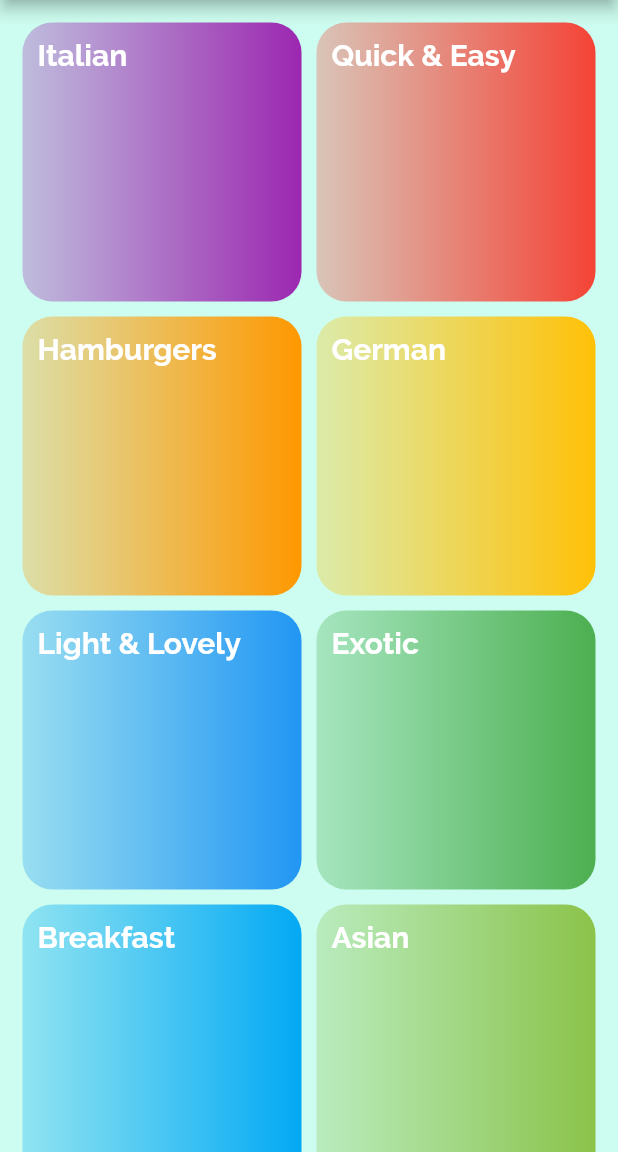
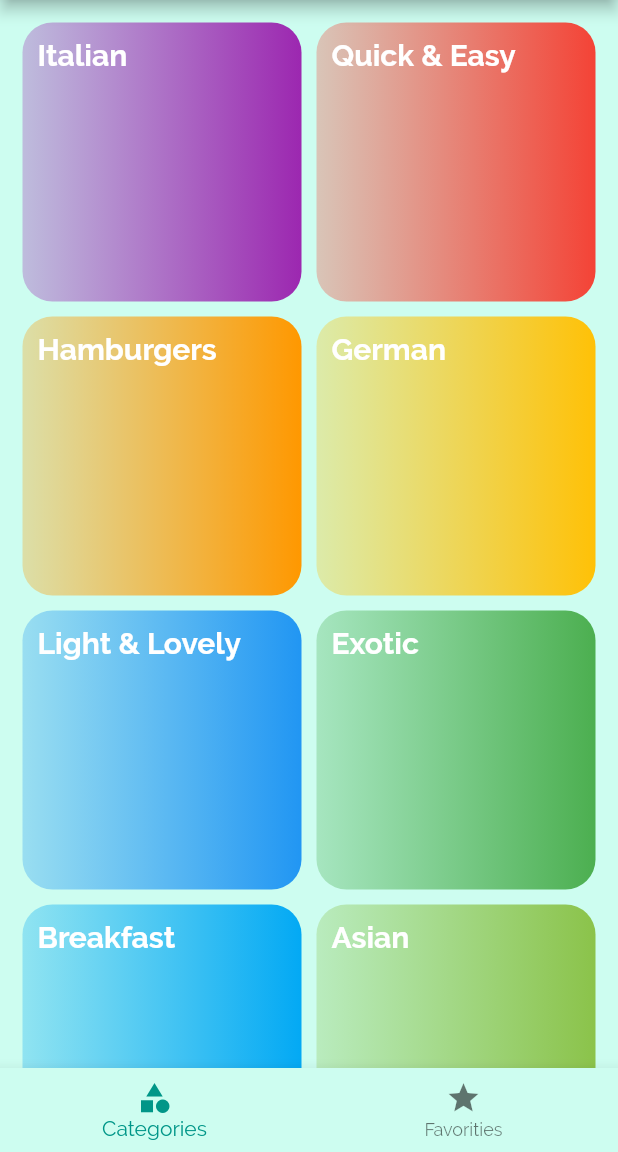
Before and after one commit to awaisOT/MealPrep, a Flutter app: the screen it shows after launch, on a phone screen of 412 x 824 dp, the part 84-1236 px from its top. Run offline on Flutter 3.47's test engine with Material 2 defaults, Android fonts, the phone set to English and light mode, and no system bars.

Commit message:
bottom bar and meal items details

```diff
--- a/lib/Model/meal.dart
+++ b/lib/Model/meal.dart
@@ -1,5 +1,3 @@
-import 'package:flutter/foundation.dart';
-
 enum Complexity {
   Simple,
   Challenging,
--- a/lib/main.dart
+++ b/lib/main.dart
@@ -1,38 +1,43 @@
 import 'package:flutter/material.dart';
+import 'package:mealprep/screens/tabs_screen.dart';
+import '../screens/meal_details_screen.dart';
 import 'screens/category_screen.dart';
 import 'screens/category_meals_screen.dart';
 
 void main() {
   runApp(const MyApp());
 }
+
 class MyApp extends StatelessWidget {
   const MyApp({Key? key}) : super(key: key);
 
   @override
   Widget build(BuildContext context) {
-    return  MaterialApp(
+    return MaterialApp(
       debugShowCheckedModeBanner: false,
       title: "Meal Prep",
       theme: ThemeData(
-        colorScheme: ColorScheme.fromSwatch(primarySwatch: Colors.teal).copyWith(secondary: Colors.amberAccent),
-        canvasColor: const Color.fromARGB(255, 205, 253, 240),
-        fontFamily: 'Raleway',
-        textTheme: ThemeData.light().textTheme.copyWith(
-          bodyText1: const TextStyle(color: Color.fromARGB(255, 97, 97, 97)),
-          bodyText2: const TextStyle(color: Color.fromARGB(255, 73, 73, 73)),
-          /*titleMedium: const TextStyle(
+          colorScheme: ColorScheme.fromSwatch(primarySwatch: Colors.teal)
+              .copyWith(secondary: Colors.amberAccent),
+          canvasColor: const Color.fromARGB(255, 205, 253, 240),
+          fontFamily: 'Raleway',
+          textTheme: ThemeData.light().textTheme.copyWith(
+                bodyText1:
+                    const TextStyle(color: Color.fromARGB(255, 97, 97, 97)),
+                bodyText2:
+                    const TextStyle(color: Color.fromARGB(255, 73, 73, 73)),
+                /*titleMedium: const TextStyle(
             fontFamily: 'RobotoCondensed',
             fontWeight: FontWeight.bold,
             fontSize: 20,
           )*/
+              )),
+      home: TabsScreen(),
+      routes: {
 
-        )
-      ),
-      home: CategoryScreen(),
-      routes: {
-        CatMeals.routeName:(context) => CatMeals(),
+        CatMeals.routeName: (context) => CatMeals(),
+        MealDetailsScreen.routeName: (context) => MealDetailsScreen(),
       },
     );
-
   }
 }
--- a/lib/screens/category_screen.dart
+++ b/lib/screens/category_screen.dart
@@ -6,13 +6,12 @@ class CategoryScreen extends StatelessWidget {
 
   @override
   Widget build(BuildContext context) {
-    return Scaffold(
-      appBar: AppBar(title: const Text("Meal Prep")),
-      body: GridView(
+    return
+
+     GridView(
           padding: const EdgeInsets.all(10),
           gridDelegate:
               const SliverGridDelegateWithMaxCrossAxisExtent(maxCrossAxisExtent: 200),
-          children: DUMMY_CATEGORIES.map((e) => CatItme(e.title, e.color, e.id)).toList()),
-    );
+          children: DUMMY_CATEGORIES.map((e) => CatItme(e.title, e.color, e.id)).toList(),);
   }
 }
--- /dev/null
+++ b/lib/screens/tabs_screen.dart
@@ -0,0 +1,42 @@
+import 'package:flutter/material.dart';
+import 'package:mealprep/screens/category_screen.dart';
+import 'package:mealprep/screens/favourites_screen.dart';
+
+class TabsScreen extends StatefulWidget {
+  const TabsScreen({Key? key}) : super(key: key);
+
+  @override
+  _TabsScreenState createState() => _TabsScreenState();
+}
+
+class _TabsScreenState extends State<TabsScreen> {
+  int currentindex=0;
+
+List <Widget> pages=[
+  CategoryScreen(),
+  FavouritesScreen()
+];
+  void selectedPage(int index){
+    setState(() {
+      currentindex=index;
+    });
+  }
+
+  @override
+  Widget build(BuildContext context) {
+    return Scaffold(
+      appBar: AppBar(
+        title: const Text('Meal Prep'),
+      ),
+      body: pages[currentindex],
+      bottomNavigationBar: BottomNavigationBar(
+        items: const [
+          BottomNavigationBarItem(icon: Icon(Icons.category), label: 'Categories'),
+          BottomNavigationBarItem(icon: Icon(Icons.star), label: 'Favorities')
+        ],
+        onTap: selectedPage,
+        currentIndex: currentindex,
+      ),
+    );
+  }
+}
```
Also changed, not shown: lib/screens/category_meals_screen.dart (+28 -13 lines), lib/screens/favourites_screen.dart (added, +10 -0 lines), lib/screens/meal_details_screen.dart (added, +90 -0 lines), lib/widgets/meal_item.dart (+97 -13 lines).
